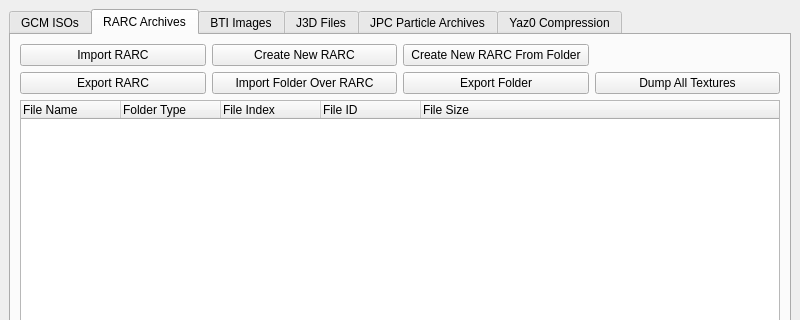
Qt form gcft_ui/main.ui (LagoLunatic/GCFT) before a commit; both pictures show x 0 to 800 and y 0 to 320 of the 800 by 600 pixel window.
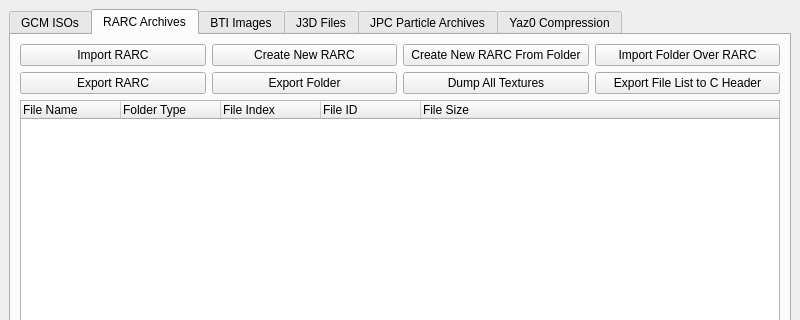
The same form after that commit. The open tabs and pages were chosen to show the change.

Commit message: Add feature to export list of file IDs in a RARC to a C header

```diff
--- a/gcft_ui/main.ui
+++ b/gcft_ui/main.ui
@@ -109,7 +109,11 @@
            </widget>
           </item>
           <item>
-           <widget class="QWidget" name="widget" native="true"/>
+           <widget class="QPushButton" name="import_folder_over_rarc">
+            <property name="text">
+             <string>Import Folder Over RARC</string>
+            </property>
+           </widget>
           </item>
          </layout>
         </item>
@@ -122,13 +126,6 @@
             </property>
            </widget>
           </item>
-          <item>
-           <widget class="QPushButton" name="import_folder_over_rarc">
-            <property name="text">
-             <string>Import Folder Over RARC</string>
-            </property>
-           </widget>
-          </item>
           <item>
            <widget class="QPushButton" name="export_rarc_folder">
             <property name="text">
@@ -143,6 +140,13 @@
             </property>
            </widget>
           </item>
+          <item>
+           <widget class="QPushButton" name="export_rarc_to_c_header">
+            <property name="text">
+             <string>Export File List to C Header</string>
+            </property>
+           </widget>
+          </item>
          </layout>
         </item>
         <item>
```
The commit also changes 2 other files.
